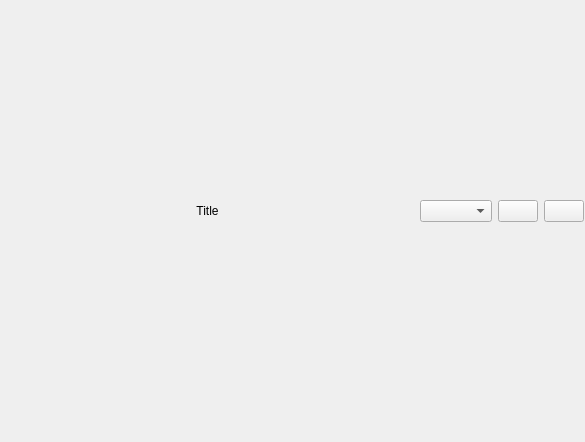
Above: tools/vdiff/src/mainwindow.ui from RazrFalcon/resvg-test-suite before the change. Below: the same form after it.
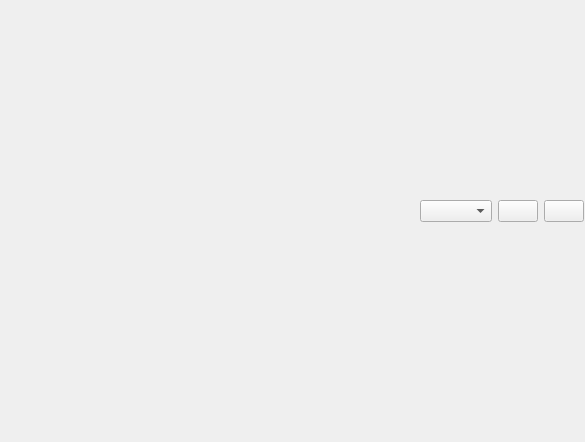
That is the form after the change. Icons and pictures are not drawn.

Commit message: (vdiff) Show test's title in the combobox.

Diff of the .ui file:
```diff
--- a/tools/vdiff/src/mainwindow.ui
+++ b/tools/vdiff/src/mainwindow.ui
@@ -49,20 +49,17 @@
     <item row="0" column="0" colspan="2">
      <layout class="QHBoxLayout" name="horizontalLayout">
       <item>
-       <widget class="QLabel" name="lblTitle">
-        <property name="sizePolicy">
-         <sizepolicy hsizetype="Expanding" vsizetype="Fixed">
-          <horstretch>0</horstretch>
-          <verstretch>0</verstretch>
-         </sizepolicy>
+       <spacer name="horizontalSpacer">
+        <property name="orientation">
+         <enum>Qt::Horizontal</enum>
         </property>
-        <property name="text">
-         <string>Title</string>
+        <property name="sizeHint" stdset="0">
+         <size>
+          <width>40</width>
+          <height>20</height>
+         </size>
         </property>
-        <property name="alignment">
-         <set>Qt::AlignCenter</set>
-        </property>
-       </widget>
+       </spacer>
       </item>
       <item>
        <widget class="QComboBox" name="cmbBoxFiles">
```
The commit also changes 6 other files.
